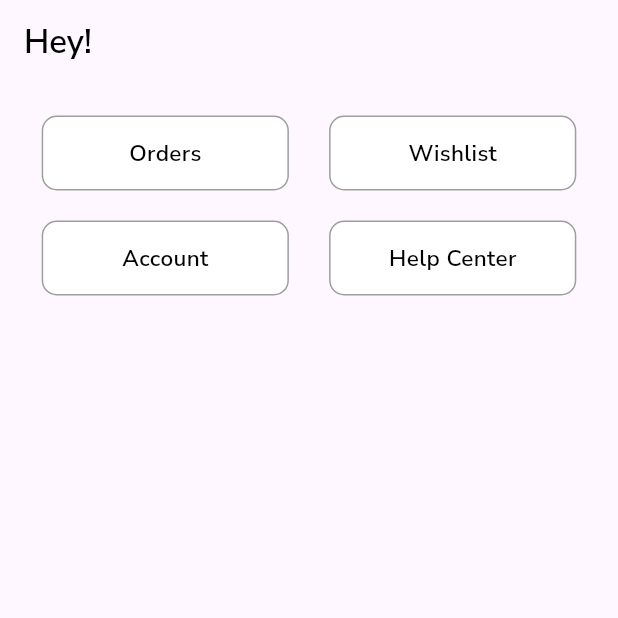
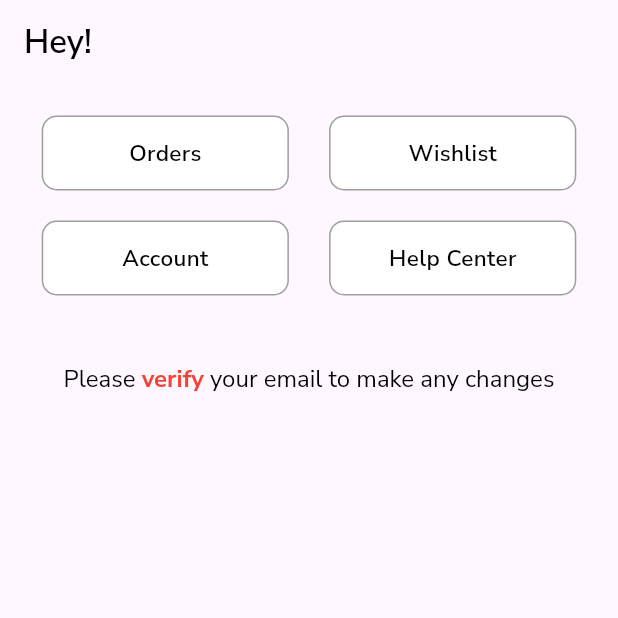
Before and after one commit to BiswayanMazumder/LuxeLayers-Mobile, a Flutter app: the ProfilePage screen opened directly, on a phone screen of 412 x 824 dp, the top half of it. Run offline on Flutter 3.47's test engine with Material 3 defaults, Android fonts, the phone set to English and light mode, and no system bars; our stand-ins replace cloud_firestore, firebase_auth, firebase_core, firebase_storage, google_fonts, google_generative_ai and 2 more; missing offline and left inert: razorpay_flutter; accounts and stored records are empty; network calls fail.

Commit message:
functional changes

```diff
--- a/lib/Profile Page/profilehomepage.dart
+++ b/lib/Profile Page/profilehomepage.dart
@@ -160,9 +160,69 @@ class _ProfilePageState extends State<ProfilePage> {
               const SizedBox(
                 height: 20,
               ),
-              Container(
-                width: MediaQuery.sizeOf(context).width,
-              )
+              Padding(
+                padding: const EdgeInsets.all(25.0),
+                child: GestureDetector(
+                  onTap: () async {
+                    try {
+                      await _auth.currentUser!.sendEmailVerification();
+                      ScaffoldMessenger.of(context).showSnackBar(
+                        SnackBar(
+                          backgroundColor: Colors.green,
+                          content: Text(
+                            'Verification email sent',
+                            style: GoogleFonts.nunitoSans(),
+                          ),
+                        ),
+                      );
+                    } catch (e) {
+                      ScaffoldMessenger.of(context).showSnackBar(
+                        SnackBar(
+                          backgroundColor: Colors.red,
+                          content: Text(
+                            'Error sending verification mail',
+                            style: GoogleFonts.nunitoSans(),
+                          ),
+                        ),
+                      );
+                    }
+                  },
+                  child: RichText(
+                    text: TextSpan(
+                      children: [
+                        TextSpan(
+                          text: 'Please ',
+                          style: GoogleFonts.nunitoSans(
+                            color: Colors.black,
+                            fontWeight: FontWeight.normal,
+                            fontSize: 16, // Adjust font size as needed
+                          ),
+                        ),
+                        TextSpan(
+                          text: 'verify',
+                          style: GoogleFonts.nunitoSans(
+                            color: Colors.red,
+                            fontWeight: FontWeight.bold,
+                            fontSize: 16, // Adjust font size as needed
+                          ),
+                        ),
+                        TextSpan(
+                          text: ' your email to make any changes',
+                          style: GoogleFonts.nunitoSans(
+                            color: Colors.black,
+                            fontWeight: FontWeight.normal,
+                            fontSize: 16, // Adjust font size as needed
+                          ),
+                        ),
+                      ],
+                      style: const TextStyle(
+                        overflow: TextOverflow.ellipsis,
+                      ),
+                    ),
+                    maxLines: 1,
+                  ),
+                ),
+              ),
             ],
           ),
         ),
```
